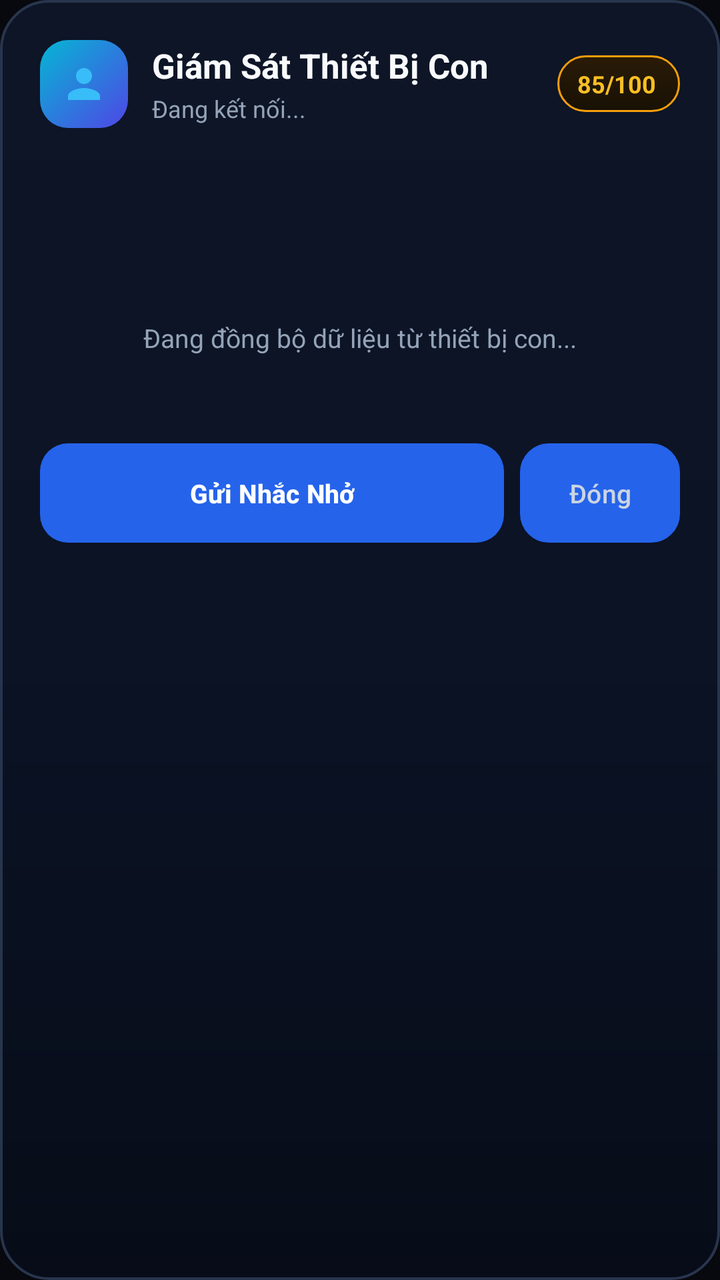
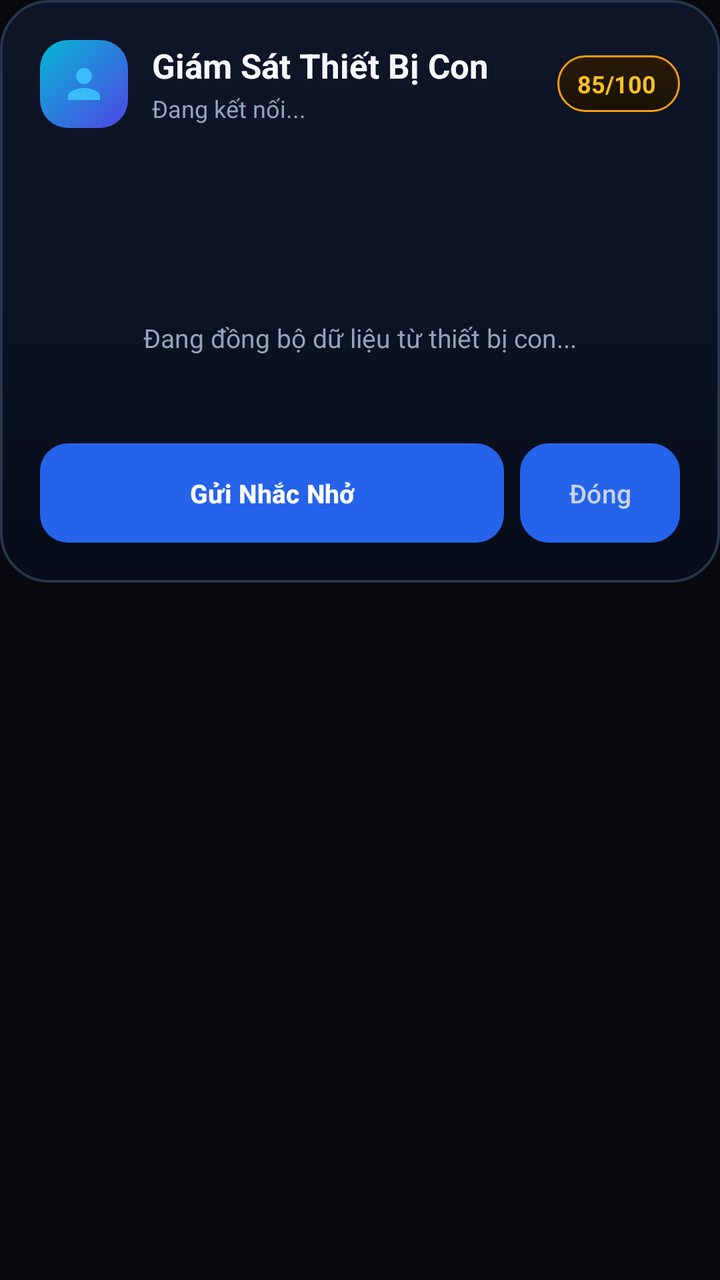

An Android layout rendered at two revisions. The XML below is the earlier revision; the diff shows what the commit changed to produce the second picture.
<!-- AndroidManifest.xml: application theme Theme.Material3.DayNight.NoActionBar -->
<!-- res/layout/dialog_child_companion.xml -->
<?xml version="1.0" encoding="utf-8"?>
<LinearLayout xmlns:android="http://schemas.android.com/apk/res/android"
    android:layout_width="match_parent"
    android:layout_height="wrap_content"
    android:orientation="vertical"
    android:background="@drawable/bg_dialog_modern"
    android:padding="20dp">

    
    <LinearLayout
        android:layout_width="match_parent"
        android:layout_height="wrap_content"
        android:orientation="horizontal"
        android:gravity="center_vertical"
        android:layout_marginBottom="16dp">

        
        <FrameLayout
            android:layout_width="44dp"
            android:layout_height="44dp"
            android:background="@drawable/bg_avatar_squircle"
            android:layout_marginEnd="12dp">

            <ImageView
                android:id="@+id/ivDialogChildAvatar"
                android:layout_width="24dp"
                android:layout_height="24dp"
                android:layout_gravity="center"
                android:src="@drawable/ic_person_24"
                android:contentDescription="Avatar" />

            <TextView
                android:id="@+id/tvDialogChildAvatar"
                android:layout_width="wrap_content"
                android:layout_height="wrap_content"
                android:layout_gravity="center"
                android:textSize="20sp"
                android:visibility="gone" />
        </FrameLayout>

        
        <LinearLayout
            android:layout_width="0dp"
            android:layout_height="wrap_content"
            android:layout_weight="1"
            android:orientation="vertical">

            <TextView
                android:id="@+id/tvDialogChildTitle"
                android:layout_width="wrap_content"
                android:layout_height="wrap_content"
                android:text="Giám Sát Thiết Bị Con"
                android:textColor="#F8FAFC"
                android:textSize="17sp"
                android:textStyle="bold"
                android:singleLine="true"
                android:ellipsize="end" />

            <TextView
                android:id="@+id/tvDialogChildSubtitle"
                android:layout_width="wrap_content"
                android:layout_height="wrap_content"
                android:text="Đang kết nối..."
                android:textColor="#94A3B8"
                android:textSize="12sp"
                android:maxLines="2"
                android:ellipsize="end"
                android:layout_marginTop="2dp" />
        </LinearLayout>

        
        <LinearLayout
            android:id="@+id/layoutDialogBalanceContainer"
            android:layout_width="wrap_content"
            android:layout_height="wrap_content"
            android:background="@drawable/bg_score_pill"
            android:orientation="horizontal"
            android:gravity="center_vertical"
            android:layout_marginStart="8dp"
            android:paddingLeft="10dp"
            android:paddingRight="12dp"
            android:paddingTop="6dp"
            android:paddingBottom="6dp">

            <TextView
                android:id="@+id/tvDialogBalanceScore"
                android:layout_width="wrap_content"
                android:layout_height="wrap_content"
                android:text="85/100"
                android:textColor="#FBBF24"
                android:textSize="12sp"
                android:textStyle="bold"
                android:singleLine="true" />
        </LinearLayout>
    </LinearLayout>

    
    <androidx.core.widget.NestedScrollView
        android:layout_width="match_parent"
        android:layout_height="wrap_content"
        android:fillViewport="true"
        android:scrollbars="none"
        android:layout_marginBottom="12dp">

        <LinearLayout
            android:layout_width="match_parent"
            android:layout_height="wrap_content"
            android:orientation="vertical">

            
            <LinearLayout
                android:id="@+id/layoutDialogLoading"
                android:layout_width="match_parent"
                android:layout_height="wrap_content"
                android:orientation="vertical"
                android:gravity="center"
                android:paddingTop="32dp"
                android:paddingBottom="32dp"
                android:visibility="visible">

                <ProgressBar
                    android:layout_width="36dp"
                    android:layout_height="36dp"
                    android:indeterminate="true"
                    android:layout_marginBottom="12dp" />

                <TextView
                    android:layout_width="wrap_content"
                    android:layout_height="wrap_content"
                    android:text="Đang đồng bộ dữ liệu từ thiết bị con..."
                    android:textColor="#94A3B8"
                    android:textSize="13sp" />
            </LinearLayout>

            
            <LinearLayout
                android:id="@+id/layoutDialogError"
                android:layout_width="match_parent"
                android:layout_height="wrap_content"
                android:orientation="vertical"
                android:gravity="center"
                android:paddingTop="24dp"
                android:paddingBottom="24dp"
                android:visibility="gone">

                <ImageView
                    android:layout_width="40dp"
                    android:layout_height="40dp"
                    android:src="@drawable/ic_error_outline_24"
                    android:layout_marginBottom="8dp"
                    android:contentDescription="Lỗi" />

                <TextView
                    android:id="@+id/tvDialogErrorMessage"
                    android:layout_width="wrap_content"
                    android:layout_height="wrap_content"
                    android:text="Không thể tải thông tin từ thiết bị con"
                    android:textColor="#F87171"
                    android:textSize="13sp"
                    android:textStyle="bold"
                    android:gravity="center"
                    android:layout_marginBottom="12dp" />

                <Button
                    android:id="@+id/btnRetryCompanion"
                    android:layout_width="wrap_content"
                    android:layout_height="wrap_content"
                    android:minHeight="48dp"
                    android:background="@drawable/bg_btn_primary_modern"
                    android:text="Thử Lại"
                    android:textColor="#FFFFFF"
                    android:textSize="12sp"
                    android:textStyle="bold"
                    android:paddingLeft="20dp"
                    android:paddingRight="20dp"
                    android:paddingTop="10dp"
                    android:paddingBottom="10dp" />
            </LinearLayout>

            
            <LinearLayout
                android:id="@+id/layoutDialogEmptyState"
                android:layout_width="match_parent"
                android:layout_height="wrap_content"
                android:orientation="vertical"
                android:gravity="center"
                android:background="@drawable/bg_device_card"
                android:paddingTop="32dp"
                android:paddingBottom="32dp"
                android:paddingLeft="16dp"
                android:paddingRight="16dp"
                android:visibility="gone">

                <ImageView
                    android:id="@+id/ivDialogEmptyIcon"
                    android:layout_width="40dp"
                    android:layout_height="40dp"
                    android:src="@drawable/ic_inbox_24"
                    android:layout_marginBottom="12dp"
                    android:contentDescription="Trống" />

                <TextView
                    android:id="@+id/tvDialogEmptyTitle"
                    android:layout_width="wrap_content"
                    android:layout_height="wrap_content"
                    android:text="Chưa có thiết bị con"
                    android:textColor="#F8FAFC"
                    android:textSize="14sp"
                    android:textStyle="bold"
                    android:gravity="center"
                    android:layout_marginBottom="6dp" />

                <TextView
                    android:id="@+id/tvDialogEmptyDesc"
                    android:layout_width="wrap_content"
                    android:layout_height="wrap_content"
                    android:text="Không tìm thấy thiết bị con trong gia đình. Vui lòng kết nối thiết bị của con."
                    android:textColor="#94A3B8"
                    android:textSize="12sp"
                    android:gravity="center" />
            </LinearLayout>

            
            <LinearLayout
                android:id="@+id/layoutDialogContent"
                android:layout_width="match_parent"
                android:layout_height="wrap_content"
                android:orientation="vertical"
                android:visibility="gone">

        
        <LinearLayout
            android:id="@+id/layoutDialogActiveAppBanner"
            android:layout_width="match_parent"
            android:layout_height="wrap_content"
            android:background="@drawable/bg_device_card"
            android:orientation="horizontal"
            android:gravity="center_vertical"
            android:padding="12dp"
            android:layout_marginBottom="14dp">

            <FrameLayout
                android:layout_width="38dp"
                android:layout_height="38dp"
                android:background="@drawable/bg_glass_card"
                android:layout_marginEnd="10dp">

                <ImageView
                    android:id="@+id/ivActiveAppIcon"
                    android:layout_width="20dp"
                    android:layout_height="20dp"
                    android:layout_gravity="center"
                    android:src="@drawable/ic_apps_24"
                    android:contentDescription="App Icon" />

                <TextView
                    android:id="@+id/tvActiveAppIcon"
                    android:layout_width="wrap_content"
                    android:layout_height="wrap_content"
                    android:layout_gravity="center"
                    android:textSize="16sp"
                    android:visibility="gone" />
            </FrameLayout>

            <LinearLayout
                android:layout_width="0dp"
                android:layout_height="wrap_content"
                android:layout_weight="1"
                android:orientation="vertical">

                <TextView
                    android:id="@+id/tvActiveAppTitle"
                    android:layout_width="wrap_content"
                    android:layout_height="wrap_content"
                    android:text="TRẠNG THÁI THIẾT BỊ CON:"
                    android:textColor="#94A3B8"
                    android:textSize="10sp"
                    android:textStyle="bold"
                    android:letterSpacing="0.04" />

                <TextView
                    android:id="@+id/tvActiveAppName"
                    android:layout_width="wrap_content"
                    android:layout_height="wrap_content"
                    android:text="Đang kiểm tra ứng dụng..."
                    android:textColor="#CBD5E1"
                    android:textSize="13sp"
                    android:textStyle="bold"
                    android:layout_marginTop="2dp"
                    android:singleLine="true"
                    android:ellipsize="end" />
            </LinearLayout>

            <TextView
                android:id="@+id/tvActiveAppLiveBadge"
                android:layout_width="wrap_content"
                android:layout_height="wrap_content"
                android:background="#334155"
                android:textColor="#94A3B8"
                android:textSize="10sp"
                android:textStyle="bold"
                android:paddingLeft="8dp"
                android:paddingRight="8dp"
                android:paddingTop="3dp"
                android:paddingBottom="3dp"
                android:text="CHỜ ĐỒNG BỘ" />
        </LinearLayout>

        
        <LinearLayout
            android:id="@+id/layoutDialogActiveWebBanner"
            android:layout_width="match_parent"
            android:layout_height="wrap_content"
            android:background="@drawable/bg_device_card"
            android:orientation="horizontal"
            android:gravity="center_vertical"
            android:padding="12dp"
            android:layout_marginBottom="14dp"
            android:visibility="gone">

            <FrameLayout
                android:layout_width="38dp"
                android:layout_height="38dp"
                android:background="@drawable/bg_glass_card"
                android:layout_marginEnd="10dp">

                <ImageView
                    android:id="@+id/ivActiveWebIcon"
                    android:layout_width="20dp"
                    android:layout_height="20dp"
                    android:layout_gravity="center"
                    android:src="@drawable/ic_language_24"
                    android:contentDescription="Web Icon" />

                <TextView
                    android:id="@+id/tvActiveWebIcon"
                    android:layout_width="wrap_content"
                    android:layout_height="wrap_content"
                    android:layout_gravity="center"
                    android:textSize="16sp"
                    android:visibility="gone" />
            </FrameLayout>

            <LinearLayout
                android:layout_width="0dp"
                android:layout_height="wrap_content"
                android:layout_weight="1"
                android:orientation="vertical">

                <TextView
                    android:id="@+id/tvActiveWebHeader"
                    android:layout_width="wrap_content"
                    android:layout_height="wrap_content"
                    android:text="TRANG WEB ĐANG TRUY CẬP (THỜI GIAN THỰC):"
                    android:textColor="#38BDF8"
                    android:textSize="10sp"
                    android:textStyle="bold"
                    android:letterSpacing="0.04" />

                <TextView
                    android:id="@+id/tvActiveWebDomain"
                    android:layout_width="wrap_content"
                    android:layout_height="wrap_content"
                    android:text="Đang kết nối web..."
                    android:textColor="#F8FAFC"
                    android:textSize="13sp"
                    android:textStyle="bold"
                    android:layout_marginTop="2dp"
                    android:singleLine="true"
                    android:ellipsize="end" />

                <TextView
                    android:id="@+id/tvActiveWebUrl"
                    android:layout_width="wrap_content"
                    android:layout_height="wrap_content"
                    android:text="Trình duyệt Web"
                    android:textColor="#94A3B8"
                    android:textSize="11sp"
                    android:layout_marginTop="1dp"
                    android:singleLine="true"
                    android:ellipsize="end" />
            </LinearLayout>

            <TextView
                android:id="@+id/tvActiveWebStatusBadge"
                android:layout_width="wrap_content"
                android:layout_height="wrap_content"
                android:background="#15803D"
                android:textColor="#86EFAC"
                android:textSize="10sp"
                android:textStyle="bold"
                android:paddingLeft="8dp"
                android:paddingRight="8dp"
                android:paddingTop="3dp"
                android:paddingBottom="3dp"
                android:text="ĐANG DUYỆT" />
        </LinearLayout>

        
        <LinearLayout
            android:layout_width="match_parent"
            android:layout_height="wrap_content"
            android:minHeight="48dp"
            android:background="@drawable/bg_tab_container"
            android:orientation="horizontal"
            android:padding="3dp"
            android:layout_marginBottom="12dp">

            <TextView
                android:id="@+id/tabDialogSocial"
                android:layout_width="0dp"
                android:layout_height="wrap_content"
                android:minHeight="40dp"
                android:layout_weight="1"
                android:background="@drawable/bg_tab_active"
                android:gravity="center"
                android:paddingTop="8dp"
                android:paddingBottom="8dp"
                android:paddingLeft="4dp"
                android:paddingRight="4dp"
                android:maxLines="1"
                android:ellipsize="end"
                android:text="Mạng XH"
                android:textColor="#FFFFFF"
                android:textSize="11sp"
                android:textStyle="bold"
                android:clickable="true"
                android:focusable="true" />

            <TextView
                android:id="@+id/tabDialogStudy"
                android:layout_width="0dp"
                android:layout_height="wrap_content"
                android:minHeight="40dp"
                android:layout_weight="1"
                android:background="@drawable/bg_tab_inactive"
                android:gravity="center"
                android:paddingTop="8dp"
                android:paddingBottom="8dp"
                android:paddingLeft="4dp"
                android:paddingRight="4dp"
                android:maxLines="1"
                android:ellipsize="end"
                android:text="Học Tập"
                android:textColor="#94A3B8"
                android:textSize="11sp"
                android:clickable="true"
                android:focusable="true" />

            <TextView
                android:id="@+id/tabDialogGame"
                android:layout_width="0dp"
                android:layout_height="wrap_content"
                android:minHeight="40dp"
                android:layout_weight="1"
                android:background="@drawable/bg_tab_inactive"
                android:gravity="center"
                android:paddingTop="8dp"
                android:paddingBottom="8dp"
                android:paddingLeft="4dp"
                android:paddingRight="4dp"
                android:maxLines="1"
                android:ellipsize="end"
                android:text="Trò Chơi"
                android:textColor="#94A3B8"
                android:textSize="11sp"
                android:clickable="true"
                android:focusable="true" />

            <TextView
                android:id="@+id/tabDialogAll"
                android:layout_width="0dp"
                android:layout_height="wrap_content"
                android:minHeight="40dp"
                android:layout_weight="1"
                android:background="@drawable/bg_tab_inactive"
                android:gravity="center"
                android:paddingTop="8dp"
                android:paddingBottom="8dp"
                android:paddingLeft="4dp"
                android:paddingRight="4dp"
                android:maxLines="1"
                android:ellipsize="end"
                android:text="Tất Cả"
                android:textColor="#94A3B8"
                android:textSize="11sp"
                android:clickable="true"
                android:focusable="true" />
        </LinearLayout>

        
        <LinearLayout
            android:layout_width="match_parent"
            android:layout_height="wrap_content"
            android:orientation="vertical"
            android:layout_marginBottom="16dp">

            <LinearLayout
                android:layout_width="match_parent"
                android:layout_height="wrap_content"
                android:orientation="vertical">

                <LinearLayout
                    android:id="@+id/layoutDialogAppListContainer"
                    android:layout_width="match_parent"
                    android:layout_height="wrap_content"
                    android:orientation="vertical" />

                
                <LinearLayout
                    android:id="@+id/layoutTabEmptyState"
                    android:layout_width="match_parent"
                    android:layout_height="wrap_content"
                    android:orientation="vertical"
                    android:gravity="center"
                    android:background="@drawable/bg_device_card"
                    android:paddingTop="24dp"
                    android:paddingBottom="24dp"
                    android:paddingLeft="16dp"
                    android:paddingRight="16dp"
                    android:visibility="gone">

                    <ImageView
                        android:id="@+id/ivTabEmptyIcon"
                        android:layout_width="36dp"
                        android:layout_height="36dp"
                        android:src="@drawable/ic_inbox_24"
                        android:layout_marginBottom="8dp"
                        android:contentDescription="Trống" />

                    <TextView
                        android:id="@+id/tvTabEmptyTitle"
                        android:layout_width="wrap_content"
                        android:layout_height="wrap_content"
                        android:text="Chưa có hoạt động trong nhóm này"
                        android:textColor="#F8FAFC"
                        android:textSize="13sp"
                        android:textStyle="bold"
                        android:gravity="center"
                        android:layout_marginBottom="4dp" />

                    <TextView
                        android:id="@+id/tvTabEmptyDesc"
                        android:layout_width="wrap_content"
                        android:layout_height="wrap_content"
                        android:text="Thiết bị con chưa mở ứng dụng thuộc danh mục này hôm nay."
                        android:textColor="#94A3B8"
                        android:textSize="11sp"
                        android:gravity="center"
                        android:layout_marginBottom="12dp" />

                    <TextView
                        android:id="@+id/btnDialogViewAllApps"
                        android:layout_width="wrap_content"
                        android:layout_height="wrap_content"
                        android:background="@drawable/bg_tab_container"
                        android:paddingLeft="14dp"
                        android:paddingRight="14dp"
                        android:paddingTop="6dp"
                        android:paddingBottom="6dp"
                        android:text="Xem tất cả"
                        android:textColor="#38BDF8"
                        android:textSize="11sp"
                        android:textStyle="bold"
                        android:singleLine="true"
                        android:ellipsize="end"
                        android:clickable="true"
                        android:focusable="true" />
                </LinearLayout>
            </LinearLayout>
        </LinearLayout>
    </LinearLayout>
    </LinearLayout>
    </androidx.core.widget.NestedScrollView>

    
    <LinearLayout
        android:layout_width="match_parent"
        android:layout_height="wrap_content"
        android:orientation="horizontal"
        android:gravity="center_vertical">

        <Button
            android:id="@+id/btnDialogSendMessage"
            android:layout_width="0dp"
            android:layout_height="wrap_content"
            android:minHeight="48dp"
            android:layout_weight="1"
            android:background="@drawable/bg_btn_primary_modern"
            android:text="Gửi Nhắc Nhở"
            android:textColor="#FFFFFF"
            android:textSize="13sp"
            android:textStyle="bold"
            android:singleLine="true"
            android:ellipsize="end"
            android:paddingTop="12dp"
            android:paddingBottom="12dp"
            android:paddingLeft="10dp"
            android:paddingRight="10dp"
            android:layout_marginEnd="8dp" />

        <Button
            android:id="@+id/btnDialogClose"
            android:layout_width="wrap_content"
            android:minWidth="80dp"
            android:layout_height="wrap_content"
            android:minHeight="48dp"
            android:background="@drawable/bg_btn_secondary_modern"
            android:text="Đóng"
            android:textColor="#CBD5E1"
            android:singleLine="true"
            android:paddingTop="12dp"
            android:paddingBottom="12dp"
            android:paddingLeft="14dp"
            android:paddingRight="14dp"
            android:textSize="13sp" />
    </LinearLayout>
</LinearLayout>
<!-- resources referenced by this layout -->
<resources>
  <!-- drawable bg_avatar_squircle (drawable) -->
  <?xml version="1.0" encoding="utf-8"?>
  <shape xmlns:android="http://schemas.android.com/apk/res/android"
      android:shape="rectangle">
      <gradient
          android:startColor="#4F46E5"
          android:endColor="#06B6D4"
          android:angle="135" />
      <corners android:radius="14dp" />
  </shape>
  <!-- drawable bg_btn_secondary_modern (drawable) -->
  <?xml version="1.0" encoding="utf-8"?>
  <ripple xmlns:android="http://schemas.android.com/apk/res/android"
      android:color="#20FFFFFF">
      <item>
          <shape android:shape="rectangle">
              <solid android:color="#1A2436" />
              <stroke android:width="1dp" android:color="#334155" />
              <corners android:radius="14dp" />
          </shape>
      </item>
  </ripple>
  <!-- drawable bg_device_card (drawable) -->
  <?xml version="1.0" encoding="utf-8"?>
  <shape xmlns:android="http://schemas.android.com/apk/res/android"
      android:shape="rectangle">
      <solid android:color="#1A2436" />
      <stroke android:width="1dp" android:color="#2A3B54" />
      <corners android:radius="14dp" />
  </shape>
  <!-- drawable bg_glass_card (drawable) -->
  <?xml version="1.0" encoding="utf-8"?>
  <shape xmlns:android="http://schemas.android.com/apk/res/android"
      android:shape="rectangle">
      <solid android:color="#0D1527" />
      <stroke android:width="1.5dp" android:color="#1E293B" />
      <corners android:radius="20dp" />
  </shape>
  <!-- drawable bg_score_pill (drawable) -->
  <?xml version="1.0" encoding="utf-8"?>
  <shape xmlns:android="http://schemas.android.com/apk/res/android"
      android:shape="rectangle">
      <gradient
          android:startColor="#2A1B07"
          android:endColor="#181105"
          android:angle="270" />
      <stroke android:width="1dp" android:color="#F59E0B" />
      <corners android:radius="20dp" />
  </shape>
  <!-- drawable bg_tab_active (drawable) -->
  <?xml version="1.0" encoding="utf-8"?>
  <shape xmlns:android="http://schemas.android.com/apk/res/android"
      android:shape="rectangle">
      <solid android:color="#0B132B" />
      <stroke android:width="2dp" android:color="#00F2FE" />
      <corners android:radius="24dp" />
  </shape>
  <!-- drawable bg_tab_container (drawable) -->
  <?xml version="1.0" encoding="utf-8"?>
  <shape xmlns:android="http://schemas.android.com/apk/res/android"
      android:shape="rectangle">
      <solid android:color="#131C2E" />
      <stroke android:width="1dp" android:color="#22334F" />
      <corners android:radius="24dp" />
  </shape>
  <!-- drawable bg_tab_inactive (drawable) -->
  <?xml version="1.0" encoding="utf-8"?>
  <shape xmlns:android="http://schemas.android.com/apk/res/android"
      android:shape="rectangle">
      <solid android:color="@android:color/transparent" />
      <corners android:radius="20dp" />
  </shape>
  <!-- drawable ic_person_24 (drawable) -->
  <vector xmlns:android="http://schemas.android.com/apk/res/android"
      android:width="24dp"
      android:height="24dp"
      android:viewportWidth="24"
      android:viewportHeight="24">
      <path
          android:fillColor="#38BDF8"
          android:pathData="M12,12c2.21,0 4,-1.79 4,-4s-1.79,-4 -4,-4 -4,1.79 -4,4 1.79,4 4,4zM12,14c-2.67,0 -8,1.34 -8,4v2h16v-2c0,-2.66 -5.33,-4 -8,-4z" />
  </vector>
  <style name="Theme.Material3.DayNight.NoActionBar" parent="Theme.Material3.Dark.NoActionBar">
          <item name="colorPrimary">@color/primary</item>
          <item name="colorOnPrimary">@color/on_primary</item>
          <item name="android:windowBackground">@color/background</item>
          <item name="android:statusBarColor">@color/background</item>
      </style>
  <color name="primary">#2563EB</color>
  <color name="on_primary">#FFFFFF</color>
  <color name="background">#07090E</color>
  <!-- unchanged entries left out for length: 6 -->
</resources>

<!-- the commit's change to res/layout/dialog_child_companion.xml (unified diff, before → after) -->
@@ -1,10 +1,19 @@
 <?xml version="1.0" encoding="utf-8"?>
-<LinearLayout xmlns:android="http://schemas.android.com/apk/res/android"
+<FrameLayout xmlns:android="http://schemas.android.com/apk/res/android"
+    android:id="@+id/layoutDialogAdaptiveWrapper"
     android:layout_width="match_parent"
     android:layout_height="wrap_content"
-    android:orientation="vertical"
-    android:background="@drawable/bg_dialog_modern"
-    android:padding="20dp">
+    android:background="@android:color/transparent">
+
+    
+    <LinearLayout
+        android:id="@+id/layoutDialogMainCard"
+        android:layout_width="match_parent"
+        android:layout_height="wrap_content"
+        android:layout_gravity="center_horizontal"
+        android:orientation="vertical"
+        android:background="@drawable/bg_dialog_modern"
+        android:padding="20dp">
 
     
     <LinearLayout
@@ -96,8 +105,10 @@
 
     
     <androidx.core.widget.NestedScrollView
+        android:id="@+id/layoutDialogScrollView"
         android:layout_width="match_parent"
         android:layout_height="wrap_content"
+        android:layout_gravity="center_horizontal"
         android:fillViewport="true"
         android:scrollbars="none"
         android:layout_marginBottom="12dp">
@@ -615,4 +626,5 @@
             android:paddingRight="14dp"
             android:textSize="13sp" />
     </LinearLayout>
-</LinearLayout>
+    </LinearLayout>
+</FrameLayout>
